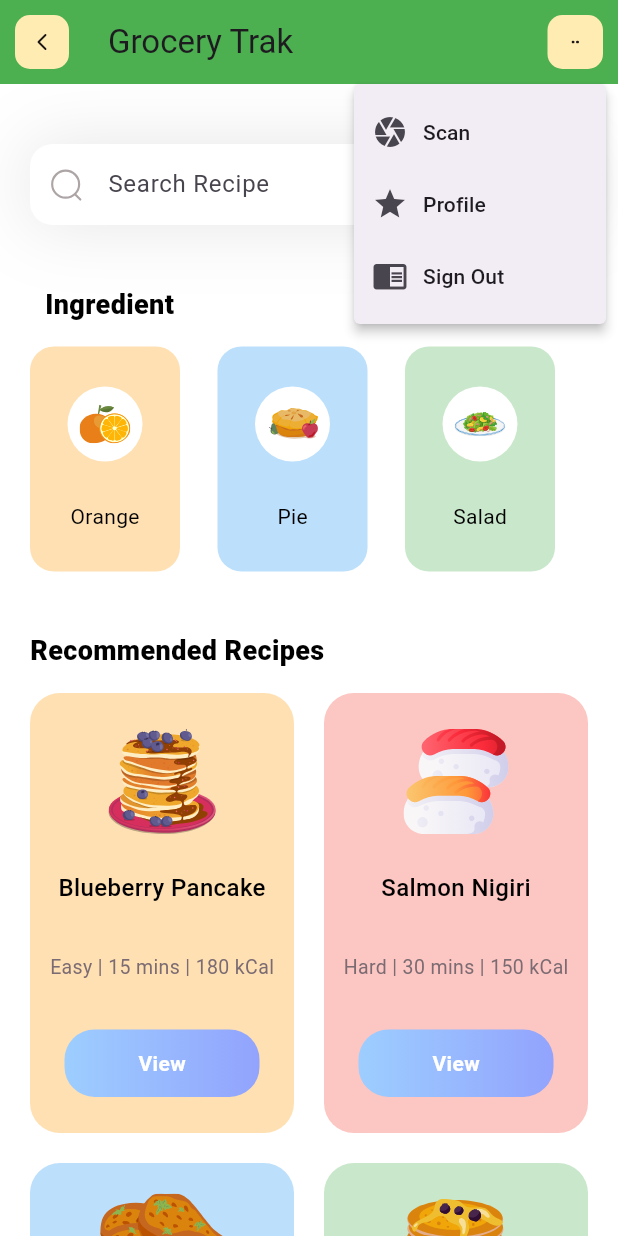
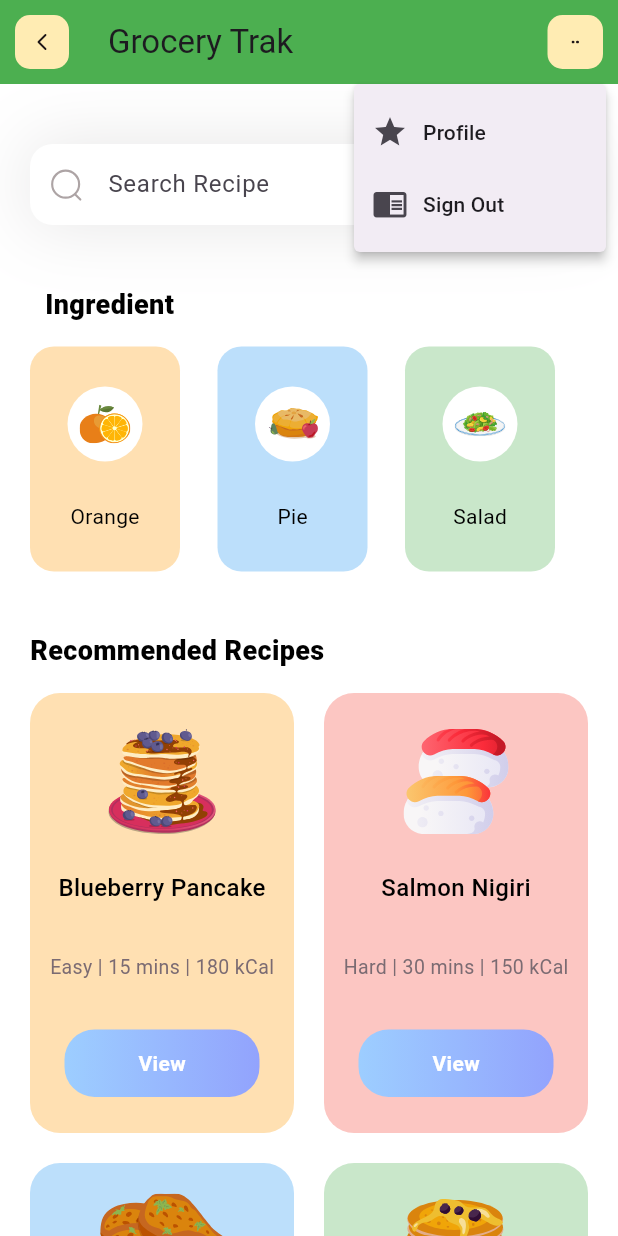
Before and after one commit to GroceryTrak/GroceryTrakWeb, a Flutter app: the screen it shows after launch, after a tap on an icon or button, on a phone screen of 412 x 824 dp. Run offline on Flutter 3.47's test engine with Material 3 defaults, Android fonts, the phone set to English and light mode, and no system bars; our stand-ins replace flutter_svg.

Commit message:
Revert "camera"
This reverts commit 4850d8325bf1fed68aaabf7de93f040b9974562f.

```diff
--- a/lib/home.dart
+++ b/lib/home.dart
@@ -1,15 +1,21 @@
 import 'package:flutter/material.dart';
 import 'package:flutter_svg/svg.dart';
-import 'package:camera/camera.dart';
-import 'models/ingredient_model.dart';
-import 'models/recipe_model.dart';
-import 'camera_screen.dart'; // import the camera screen we'll create next
+import 'package:grocery_trak_web/models/ingredient_model.dart';
+import 'package:grocery_trak_web/models/recipe_model.dart';
 
 class MyHomePage extends StatefulWidget {
+  MyHomePage({super.key, required this.title});
+
+  // This widget is the home page of your application. It is stateful, meaning
+  // that it has a State object (defined below) that contains fields that affect
+  // how it looks.
+
+  // This class is the configuration for the state. It holds the values (in this
+  // case the title) provided by the parent (in this case the App widget) and
+  // used by the build method of the State. Fields in a Widget subclass are
+  // always marked "final".
+
   final String title;
-  final CameraDescription camera; // Accept a camera description
-
-  MyHomePage({super.key, required this.title, required this.camera});
 
   @override
   State<MyHomePage> createState() => _MyHomePageState();
@@ -26,12 +32,17 @@ class _MyHomePageState extends State<MyHomePage> {
 
   @override
   void initState() {
-    super.initState();
     _generateInfo();
   }
 
   @override
   Widget build(BuildContext context) {
+    // This method is rerun every time setState is called, for instance as done
+    // by the _incrementCounter method above.
+    //
+    // The Flutter framework has been optimized to make rerunning build methods
+    // fast, so that you can just rebuild anything that needs updating rather
+    // than having to individually change instances of widgets.
     return Scaffold(
       resizeToAvoidBottomInset: false,
       appBar: appBar(),
@@ -41,9 +52,13 @@ class _MyHomePageState extends State<MyHomePage> {
           crossAxisAlignment: CrossAxisAlignment.start,
           children: [
             _searchField(),
-            SizedBox(height: 40),
+            SizedBox(
+              height: 40,
+            ),
             _ingredients(),
-            SizedBox(height: 40),
+            SizedBox(
+              height: 40,
+            ),
             Column(
               crossAxisAlignment: CrossAxisAlignment.start,
               children: [
@@ -54,28 +69,28 @@ class _MyHomePageState extends State<MyHomePage> {
                     style: TextStyle(
                         color: Colors.black,
                         fontSize: 18,
-                      fontWeight: FontWeight.w800,
+                        fontWeight: FontWeight.w800),
                   ),
                 ),
+                SizedBox(
+                  height: 15,
                 ),
-                SizedBox(height: 15),
                 Container(
                   color: Colors.white,
-                  padding: EdgeInsets.symmetric(horizontal: 20),
+                  padding: EdgeInsets.only(left: 20, right: 20),
                   child: GridView.builder(
                     shrinkWrap: true,
                     gridDelegate: SliverGridDelegateWithMaxCrossAxisExtent(
                         maxCrossAxisExtent: 210,
                         crossAxisSpacing: 20,
                         mainAxisSpacing: 20,
-                      childAspectRatio: 0.6,
+                        childAspectRatio: 0.6
                     ),
                     itemBuilder: (context, index) {
                       return Container(
                         decoration: BoxDecoration(
                             color: recipes[index].boxColor.withOpacity(0.3),
-                          borderRadius: BorderRadius.circular(20),
-                        ),
+                            borderRadius: BorderRadius.circular(20)),
                         child: Column(
                           mainAxisAlignment: MainAxisAlignment.spaceEvenly,
                           children: [
@@ -88,29 +103,34 @@ class _MyHomePageState extends State<MyHomePage> {
                               style: TextStyle(
                                   fontWeight: FontWeight.w500,
                                   color: Colors.black,
-                                fontSize: 16,
-                              ),
+                                  fontSize: 16),
                             ),
                             Padding(
                               padding: const EdgeInsets.all(8.0),
                               child: Text(
-                                '${recipes[index].difficulty} | ${recipes[index].duration} mins | ${recipes[index].kCal} kCal',
+                                recipes[index].difficulty +
+                                    ' | ' +
+                                    recipes[index].duration +
+                                    ' mins | ' +
+                                    recipes[index].kCal +
+                                    ' kCal',
                                 style: TextStyle(
                                   color: Color(0xff7B6B72),
                                   fontSize: 13,
                                   fontWeight: FontWeight.w400,
                                 ),
+
                               ),
                             ),
                             Container(
                               height: 45,
                               width: 130,
                               decoration: BoxDecoration(
-                                gradient: LinearGradient(
-                                  colors: [Color(0xff9DCEFF), Color(0xff92A3FD)],
-                                ),
-                                borderRadius: BorderRadius.circular(20),
-                              ),
+                                  gradient: LinearGradient(colors: [
+                                    Color(0xff9DCEFF),
+                                    Color(0xff92A3FD)
+                                  ]),
+                                  borderRadius: BorderRadius.circular(20)),
                               child: Center(
                                 child: Text(
                                   'View',
@@ -121,14 +141,14 @@ class _MyHomePageState extends State<MyHomePage> {
                                   ),
                                 ),
                               ),
-                            ),
+                            )
                           ],
                         ),
                       );
                     },
                     itemCount: recipes.length,
                   ),
-                ),
+                )
               ],
             ),
           ],
@@ -139,66 +159,51 @@ class _MyHomePageState extends State<MyHomePage> {
 
   AppBar appBar() {
     return AppBar(
+        // TRY THIS: Try changing the color here to a specific color (to
+        // Colors.amber, perhaps?) and trigger a hot reload to see the AppBar
+        // change color while the other colors stay the same.
         backgroundColor: Colors.green,
-      title: Text('Grocery Trak'),
+        // Here we take the value from the MyHomePage object that was created by
+        // the App.build method, and use it to set our appbar title.
+        title: Text(
+          'Grocery Trak',
+          style: TextStyle(),
+        ),
         leading: Container(
             margin: EdgeInsets.all(10),
             alignment: Alignment.center,
             decoration: BoxDecoration(
                 color: Colors.amber[100],
-          borderRadius: BorderRadius.circular(10),
-        ),
-        child: SvgPicture.asset('assets/icons/Arrow - Left 2.svg'),
-      ),
+                borderRadius: BorderRadius.circular(10)),
+            child: SvgPicture.asset('assets/icons/Arrow - Left 2.svg')),
         actions: [
           PopupMenuButton<int>(
-          onSelected: (value) async {
-            if (value == 1) {
-              // Launch the camera interface when "Scan" is selected.
-              final imagePath = await Navigator.push(
-                context,
-                MaterialPageRoute(
-                  builder: (context) => CameraScreen(camera: widget.camera),
-                ),
-              );
-              if (imagePath != null) {
-                // Process the captured image (for example, pass the path to your CV model)
-                print("Captured image: $imagePath");
-              }
-            } else if (value == 2) {
-              // Handle Profile option.
-            } else if (value == 3) {
-              // Handle Sign Out option.
-            }
-          },
             itemBuilder: (context) => [
+              // PopupMenuItem 1
               PopupMenuItem(
                 value: 1,
+                // row with 2 children
                 child: Row(
                   children: [
-                  Icon(Icons.camera),
-                  SizedBox(width: 10),
-                  Text("Scan"),
+                    Icon(Icons.star),
+                    SizedBox(
+                      width: 10,
+                    ),
+                    Text("Profile")
                   ],
                 ),
               ),
+              // PopupMenuItem 2
               PopupMenuItem(
                 value: 2,
-              child: Row(
-                children: [
-                  Icon(Icons.star),
-                  SizedBox(width: 10),
-                  Text("Profile"),
-                ],
-              ),
-            ),
-            PopupMenuItem(
-              value: 3,
+                // row with two children
                 child: Row(
                   children: [
                     Icon(Icons.chrome_reader_mode),
-                  SizedBox(width: 10),
-                  Text("Sign Out"),
+                    SizedBox(
+                      width: 10,
+                    ),
+                    Text("Sign Out")
                   ],
                 ),
               ),
@@ -210,20 +215,17 @@ class _MyHomePageState extends State<MyHomePage> {
                 width: 37,
                 decoration: BoxDecoration(
                     color: Colors.amber[100],
-              borderRadius: BorderRadius.circular(10),
-            ),
+                    borderRadius: BorderRadius.circular(10)),
                 child: SvgPicture.asset(
                   'assets/icons/dots.svg',
                   height: 5,
                   width: 5,
-            ),
-          ),
-        ),
-      ],
-    );
+                )),
+          )
+        ]);
   }
 
-  // Search Field and _ingredients methods remain unchanged...
+  // Search Field
   Container _searchField() {
     return Container(
       margin: EdgeInsets.only(top: 40, left: 20, right: 20),
@@ -231,8 +233,7 @@ class _MyHomePageState extends State<MyHomePage> {
         BoxShadow(
             color: Color(0xff1D1617).withOpacity(0.11),
             blurRadius: 40,
-          spreadRadius: 0.0,
-        ),
+            spreadRadius: 0.0)
       ]),
       child: TextField(
         decoration: InputDecoration(
@@ -246,9 +247,7 @@ class _MyHomePageState extends State<MyHomePage> {
             hintText: 'Search Recipe',
             border: OutlineInputBorder(
                 borderRadius: BorderRadius.circular(15),
-            borderSide: BorderSide.none,
-          ),
-        ),
+                borderSide: BorderSide.none)),
       ),
     );
   }
@@ -262,27 +261,27 @@ class _MyHomePageState extends State<MyHomePage> {
           child: Text(
             'Ingredient',
             style: TextStyle(
-              color: Colors.black,
-              fontSize: 18,
-              fontWeight: FontWeight.w800,
+                color: Colors.black, fontSize: 18, fontWeight: FontWeight.w800),
           ),
         ),
+        SizedBox(
+          height: 15,
         ),
-        SizedBox(height: 15),
         SizedBox(
           height: 150,
           child: ListView.separated(
               scrollDirection: Axis.horizontal,
-            separatorBuilder: (context, index) => SizedBox(width: 25),
-            padding: EdgeInsets.symmetric(horizontal: 20),
+              separatorBuilder: (context, index) => SizedBox(
+                    width: 25,
+                  ),
+              padding: EdgeInsets.only(left: 20, right: 20),
               itemCount: ingredients.length,
               itemBuilder: (context, index) {
                 return Container(
                     width: 100,
                     decoration: BoxDecoration(
                         color: ingredients[index].boxColor.withOpacity(0.3),
-                  borderRadius: BorderRadius.circular(16),
-                ),
+                        borderRadius: BorderRadius.circular(16)),
                     child: Column(
                         mainAxisAlignment: MainAxisAlignment.spaceEvenly,
                         children: [
@@ -290,28 +289,21 @@ class _MyHomePageState extends State<MyHomePage> {
                               width: 50,
                               height: 50,
                               decoration: BoxDecoration(
-                        color: Colors.white,
-                        shape: BoxShape.circle,
-                      ),
+                                  color: Colors.white, shape: BoxShape.circle),
                               child: Padding(
                                   padding: const EdgeInsets.all(8.0),
-                        child: SvgPicture.asset(ingredients[index].iconPath),
-                      ),
-                    ),
+                                  child: SvgPicture.asset(
+                                      ingredients[index].iconPath))),
                           Text(
                             ingredients[index].name,
                             style: TextStyle(
                                 fontWeight: FontWeight.w400,
                                 color: Colors.black,
-                        fontSize: 14,
-                      ),
-                    ),
-                  ],
-                ),
-              );
-            },
-          ),
-        ),
+                                fontSize: 14),
+                          )
+                        ]));
+              }),
+        )
       ],
     );
   }
--- a/lib/main.dart
+++ b/lib/main.dart
@@ -1,12 +1,8 @@
 import 'package:flutter/material.dart';
 import 'package:grocery_trak_web/home.dart';
-import 'package:camera/camera.dart';
 
-late List<CameraDescription> cameras;
-Future<void> main() async {
-  WidgetsFlutterBinding.ensureInitialized();
-  cameras = await availableCameras();
-  runApp(MyApp());
+void main() {
+  runApp(const MyApp());
 }
 
 class MyApp extends StatelessWidget {
@@ -21,9 +17,7 @@ class MyApp extends StatelessWidget {
         colorScheme: ColorScheme.fromSeed(seedColor: Colors.deepPurple),
         useMaterial3: true,
       ),
-      home: MyHomePage(
-        title: 'Home - Grocery Trak',
-        camera: cameras.first),
+      home: MyHomePage(title: 'Home - Grocery Trak'),
       debugShowCheckedModeBanner: false, // remove debug banner
     );
   }
--- a/pubspec.yaml
+++ b/pubspec.yaml
@@ -35,7 +35,6 @@ dependencies:
   provider: ^6.0.0
   flutter_svg: ^2.0.17
   popover: ^0.3.1
-  camera: ^0.10.0+2
 
   # The following adds the Cupertino Icons font to your application.
   # Use with the CupertinoIcons class for iOS style icons.
```
Also changed, not shown: lib/camera_screen.dart (deleted, +0 -70 lines). Lines whose indentation alone changed are shown as unchanged.
